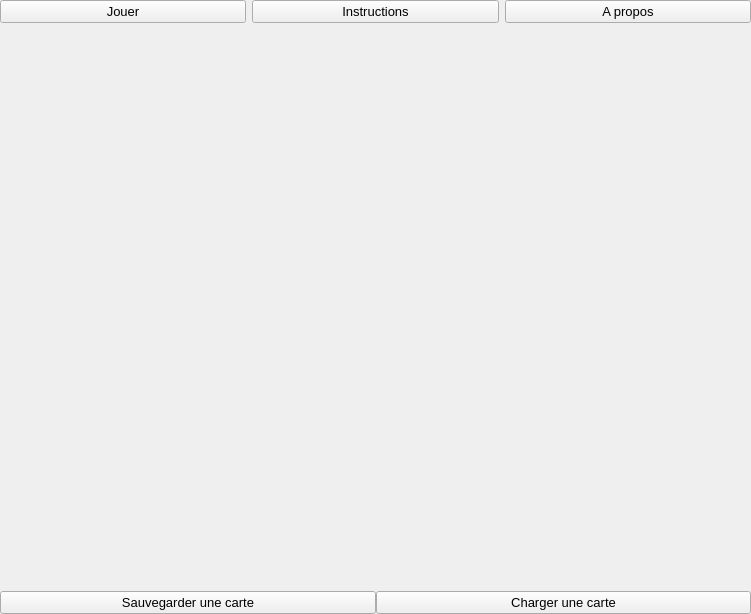
This is editor-form.ui in loicbourgois/snake2i as Qt 5 draws it before an edit. The edited form follows.
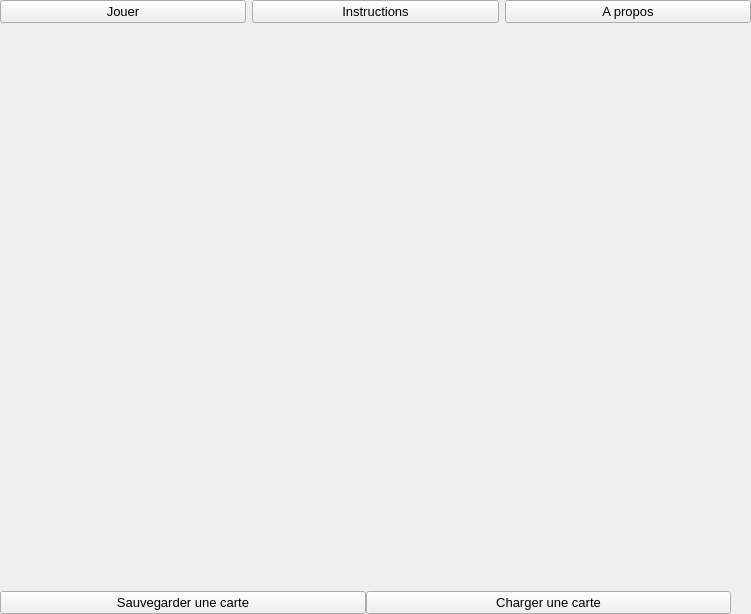
This is the edited form.

The edit to the form file:
```diff
--- a/editor-form.ui
+++ b/editor-form.ui
@@ -130,7 +130,20 @@
     </layout>
    </item>
    <item row="1" column="1">
-    <layout class="QGridLayout" name="gridLayout"/>
+    <layout class="QGridLayout" name="gridLayout">
+     <property name="leftMargin">
+      <number>10</number>
+     </property>
+     <property name="topMargin">
+      <number>10</number>
+     </property>
+     <property name="rightMargin">
+      <number>10</number>
+     </property>
+     <property name="bottomMargin">
+      <number>10</number>
+     </property>
+    </layout>
    </item>
    <item row="2" column="0">
     <spacer name="horizontalSpacer">
```
